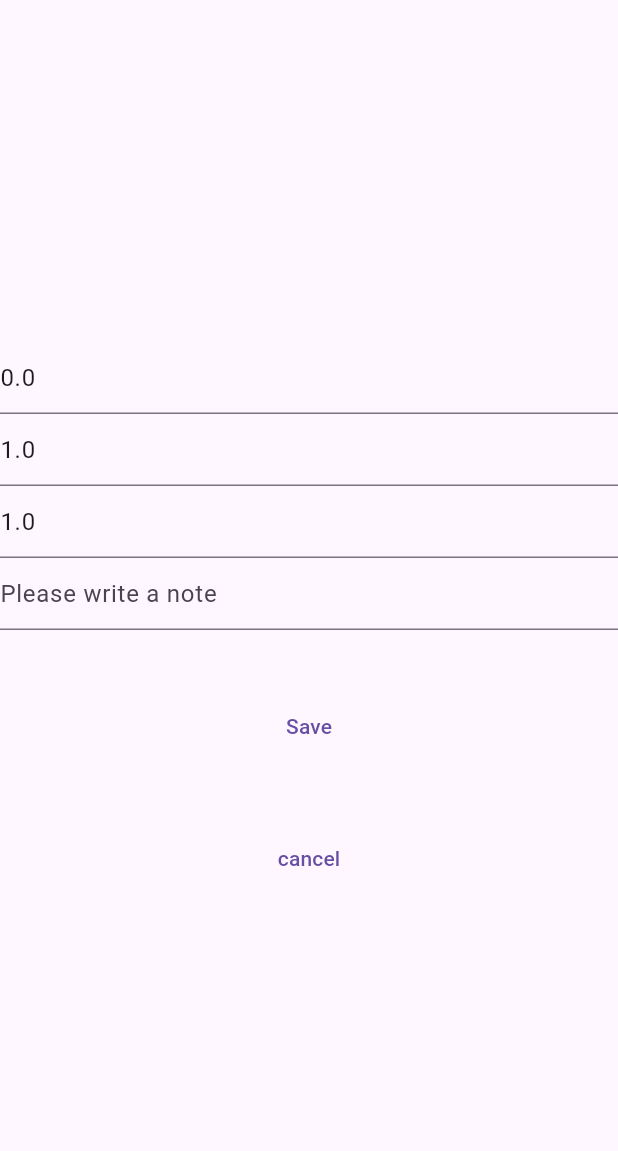
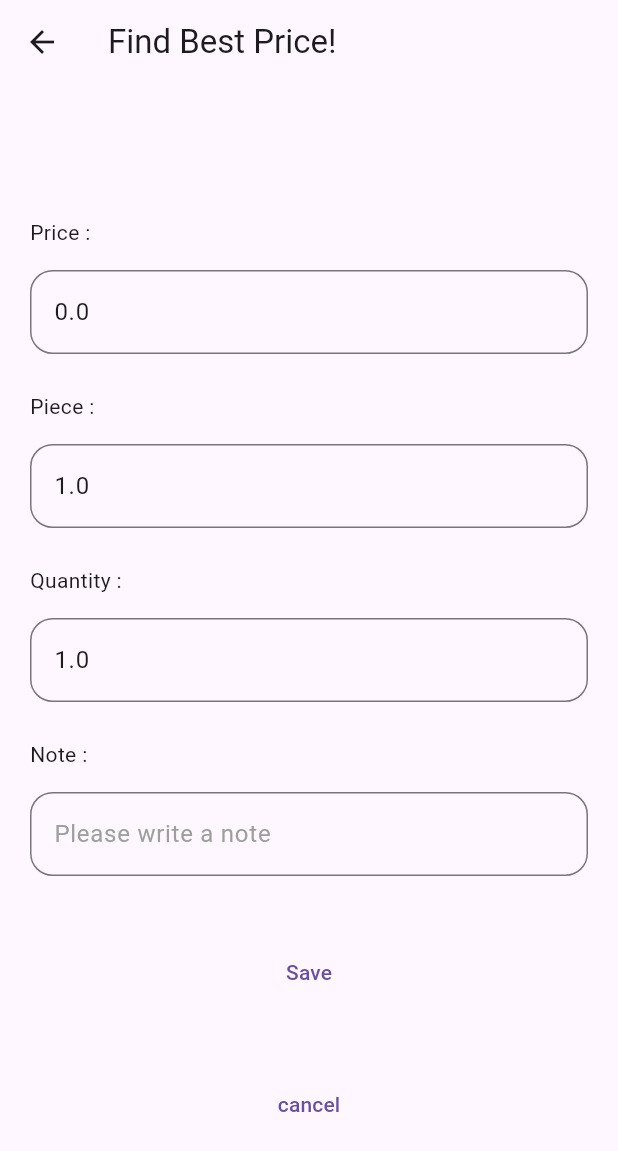
Before and after one commit to tichacode/flutter_best_price_app, a Flutter app: the screen it shows after launch, after a tap on "Add", on a phone screen of 412 x 824 dp. Shown: the top 1151 px of the screen. Run offline on Flutter 3.47's test engine with Material 3 defaults, Android fonts, the phone set to English and light mode, and no system bars; our stand-ins replace sqflite, sqflite_common_ffi_web; accounts and stored records are empty.

Commit message:
decore - add header in result and input page - add divider for each item

```diff
--- /dev/null
+++ b/lib/extention.dart
@@ -0,0 +1,256 @@
+// https://medium.com/@valerii.novykov/how-to-create-custom-dashed-and-dotted-dividers-in-flutter-a3cbe637fb86
+
+import 'package:flutter/material.dart';
+
+class DividerThemeProvider {
+  final DividerThemeData _dividerTheme;
+  final ThemeData _theme;
+  final DividerThemeData _defaults;
+
+  double? _width;
+  double? _height;
+  double? _thickness;
+  double? _indent;
+  double? _endIndent;
+  Color? _color;
+
+  DividerThemeProvider._(BuildContext context)
+      : _dividerTheme = DividerTheme.of(context),
+        _theme = Theme.of(context),
+        _defaults = Theme.of(context).useMaterial3
+            ? _DividerDefaultsM3(context)
+            : _DividerDefaultsM2(context);
+
+  static DividerThemeProvider of(BuildContext context) {
+    return DividerThemeProvider._(context);
+  }
+
+  DividerThemeProvider withDefaults({
+    double? width,
+    double? height,
+    double? thickness,
+    double? indent,
+    double? endIndent,
+    Color? color,
+  }) {
+    _width = width ?? _width;
+    _height = height ?? _height;
+    _thickness = thickness ?? _thickness;
+    _indent = indent ?? _indent;
+    _endIndent = endIndent ?? _endIndent;
+    _color = color ?? _color;
+
+    return this;
+  }
+
+  double get width => _width ?? _dividerTheme.space ?? _defaults.space!;
+
+  double get height => _height ?? _dividerTheme.space ?? _defaults.space!;
+
+  double get thickness =>
+      _thickness ?? _dividerTheme.thickness ?? _defaults.thickness!;
+
+  double get indent => _indent ?? _dividerTheme.indent ?? _defaults.indent!;
+
+  double get endIndent =>
+      _endIndent ?? _dividerTheme.endIndent ?? _defaults.endIndent!;
+
+  Color get color =>
+      _color ?? _dividerTheme.color ?? _defaults.color ?? _theme.dividerColor;
+}
+
+class _DividerDefaultsM3 extends DividerThemeData {
+  const _DividerDefaultsM3(this.context)
+      : super(
+          space: 16,
+          thickness: 1.0,
+          indent: 0,
+          endIndent: 0,
+        );
+
+  final BuildContext context;
+
+  @override
+  Color? get color => Theme.of(context).colorScheme.outlineVariant;
+}
+
+class _DividerDefaultsM2 extends DividerThemeData {
+  const _DividerDefaultsM2(this.context)
+      : super(
+          space: 16,
+          thickness: 0,
+          indent: 0,
+          endIndent: 0,
+        );
+
+  final BuildContext context;
+
+  @override
+  Color? get color => Theme.of(context).dividerColor;
+}
+
+class DashedLinePainter extends CustomPainter {
+  final Color color;
+  final double thickness;
+  final double dashLength;
+  final double dashSpace;
+  final bool isVertical;
+  final double mainAxisOffset;
+
+  DashedLinePainter({
+    required this.color,
+    required this.thickness,
+    required this.dashLength,
+    required this.dashSpace,
+    this.isVertical = false,
+    this.mainAxisOffset = 0.0,
+  });
+
+  @override
+  void paint(Canvas canvas, Size size) {
+    final paint = Paint()
+      ..color = color
+      ..strokeWidth = thickness <= 0 ? 1 : thickness;
+
+    final mainAxisSize = _getMainAxisSize(size);
+    final crossAxisPosition = _getCrossAxisPosition(size);
+
+    canvas.clipRect(Rect.fromLTWH(0, 0, size.width, size.height));
+
+    double currentPosition = mainAxisOffset;
+
+    while (currentPosition < mainAxisSize) {
+      double nextDashEnd = currentPosition + dashLength;
+
+      if (nextDashEnd > mainAxisSize) {
+        nextDashEnd = mainAxisSize;
+      }
+
+      final start = _calculateStartOffset(crossAxisPosition, currentPosition);
+      final end = _calculateEndOffset(crossAxisPosition, nextDashEnd);
+
+      canvas.drawLine(start, end, paint);
+
+      currentPosition += dashLength + dashSpace;
+    }
+  }
+
+  double _getMainAxisSize(Size size) {
+    return isVertical ? size.height : size.width;
+  }
+
+  double _getCrossAxisPosition(Size size) {
+    return isVertical ? size.width / 2 : size.height / 2;
+  }
+
+  Offset _calculateStartOffset(
+      double crossAxisPosition, double currentPosition) {
+    return isVertical
+        ? Offset(crossAxisPosition, currentPosition)
+        : Offset(currentPosition, crossAxisPosition);
+  }
+
+  Offset _calculateEndOffset(double crossAxisPosition, double nextDashEnd) {
+    return isVertical
+        ? Offset(crossAxisPosition, nextDashEnd)
+        : Offset(nextDashEnd, crossAxisPosition);
+  }
+
+  @override
+  bool shouldRepaint(CustomPainter oldDelegate) => false;
+}
+
+class DashedDivider extends StatelessWidget {
+  /// The divider's height extent.
+  ///
+  /// The divider itself is always drawn as a horizontal line that is centered
+  /// within the height specified by this value.
+  ///
+  /// If this is null, then the [DividerThemeData.space] is used. If that is
+  /// also null, then this defaults to 16.0.
+  final double? height;
+
+  /// The thickness of the line drawn within the divider.
+  ///
+  /// A divider with a [thickness] of 0.0 is always drawn as a line with a
+  /// height of exactly one device pixel.
+  ///
+  /// If this is null, then the [DividerThemeData.thickness] is used. If
+  /// that is also null, then this defaults to 0.0.
+  final double? thickness;
+
+  /// The amount of empty space to the leading edge of the divider.
+  ///
+  /// If this is null, then the [DividerThemeData.indent] is used. If that is
+  /// also null, then this defaults to 0.0.
+  final double? indent;
+
+  /// The amount of empty space to the trailing edge of the divider.
+  ///
+  /// If this is null, then the [DividerThemeData.endIndent] is used. If that is
+  /// also null, then this defaults to 0.0.
+  final double? endIndent;
+
+  /// The color to use when painting the line.
+  ///
+  /// If this is null, then the [DividerThemeData.color] is used. If that is
+  /// also null, then [ThemeData.dividerColor] is used.
+  final Color? color;
+
+  /// The length of each dash in the dashed line.
+  final double dashLength;
+
+  /// The space between each dash in the dashed line.
+  final double dashSpace;
+
+  /// The offset along the main axis for the starting position of the dashes.
+  ///
+  /// This value determines how far from the start the first dash will be drawn,
+  /// allowing for fine-tuning the positioning of the dashed line. A positive value
+  /// shifts the dashes forward, while a negative value moves them backward along
+  /// the main axis.
+  ///
+  /// The default value is 0.0, meaning the dashes start at the beginning of the line.
+  final double mainAxisOffset;
+
+  const DashedDivider({
+    super.key,
+    this.height,
+    this.thickness,
+    this.color,
+    this.indent,
+    this.endIndent,
+    this.dashLength = 5,
+    this.dashSpace = 5,
+    this.mainAxisOffset = 0.0,
+  })  : assert(height == null || height >= 0.0),
+        assert(thickness == null || thickness >= 0.0),
+        assert(indent == null || indent >= 0.0),
+        assert(endIndent == null || endIndent >= 0.0);
+
+  @override
+  Widget build(BuildContext context) {
+    final theme = DividerThemeProvider.of(context).withDefaults(
+      height: height,
+      thickness: thickness,
+      indent: indent,
+      endIndent: endIndent,
+      color: color,
+    );
+
+    return Container(
+      margin: EdgeInsets.only(left: theme.indent, right: theme.endIndent),
+      height: theme.height,
+      width: double.infinity,
+      child: CustomPaint(
+        painter: DashedLinePainter(
+          color: theme.color,
+          thickness: theme.thickness,
+          dashLength: dashLength,
+          dashSpace: dashSpace,
+          mainAxisOffset: mainAxisOffset,
+        ),
+      ),
+    );
+  }
+}
--- a/lib/screen_main.dart
+++ b/lib/screen_main.dart
@@ -1,5 +1,6 @@
 import 'screen_result.dart';
 import 'database_helper.dart';
+import 'extention.dart';
 import 'package:flutter/material.dart';
 // import 'package:flutter/services.dart';
 
@@ -89,6 +90,7 @@ class MainScreenState extends State<MainScreen> {
     // header
     elementList.add(
       Row(
+
         children: <Widget>[
           // header: price
           Expanded(
@@ -156,6 +158,20 @@ class MainScreenState extends State<MainScreen> {
           )
         ]
       )
+    );
+
+    elementList.add(
+      // const Divider(
+      //   thickness: 0.5,
+      //   color: Colors.grey,
+      // )
+      const DashedDivider(
+        color: Colors.grey,
+        thickness: 0.5,
+        dashLength: 7,
+        dashSpace: 4,
+        height: 10,
+      ),
     );
 
     // list items
@@ -308,6 +324,15 @@ class _ItemList extends StatelessWidget {
       )
     );
 
+    dataRowList.add(
+      // Row(
+        const Divider(
+          thickness: 0.5,
+          color: Colors.grey,
+        )
+      // )
+    );
+
     return
       SizedBox(
         width: double.maxFinite,
@@ -346,19 +371,34 @@ class _InputPriceState extends State<_InputPrice> {
     TextEditingController noteController = TextEditingController(text: widget.note ?? '');
 
     return Scaffold(
-      body: //Container()
-         Form(
+      appBar: AppBar(title: const Text('Find Best Price!')),
+      body: Form(
         key: _formKey,
+        child:
+        Padding(
+          padding: EdgeInsets.all(20.0),
+          child: SizedBox(
+            width: double.maxFinite,
             child: Column(
               mainAxisAlignment: .center,
               children: <Widget>[
-
                 // Price
+                Container(
+                  margin: const EdgeInsets.only(top:25, bottom: 15),
+                  child: Row(
+                    children: <Widget>[Expanded(child: Text("Price : "))]),
+                ),
                 TextFormField(
                   controller: priceController,
                   keyboardType: TextInputType.number,
-              decoration: const InputDecoration(
+                  decoration: InputDecoration(
                     hintText: 'Please write a name',
+                    hintStyle: TextStyle(
+                      color: Colors.grey,
+                    ),
+                    border: OutlineInputBorder(
+                      borderRadius: BorderRadius.circular(15),
+                    ),
                   ),
                   validator: (value) {
                       if (value == null || value.isEmpty) {
@@ -371,11 +411,22 @@ class _InputPriceState extends State<_InputPrice> {
                 ),
 
                 // Piece
+                Container(
+                  margin: const EdgeInsets.only(top:25, bottom: 15),
+                  child: Row(
+                    children: <Widget>[Expanded(child: Text("Piece : "))]),
+                ),
                 TextFormField(
                   controller: pieceController,
                   keyboardType: TextInputType.number,
-              decoration: const InputDecoration(
+                  decoration: InputDecoration(
                     hintText: 'Please write a piece',
+                    hintStyle: TextStyle(
+                      color: Colors.grey,
+                    ),
+                    border: OutlineInputBorder(
+                      borderRadius: BorderRadius.circular(15),
+                    ),
                   ),
                   // inputFormatters: <TextInputFormatter>[
                   //       FilteringTextInputFormatter.digitsOnly
@@ -391,11 +442,22 @@ class _InputPriceState extends State<_InputPrice> {
                 ),
 
                 // Quantity
+                Container(
+                  margin: const EdgeInsets.only(top:25, bottom: 15),
+                  child: Row(
+                    children: <Widget>[Expanded(child: Text("Quantity : "))]),
+                ),
                 TextFormField(
                   controller: quantityController,
                   keyboardType: TextInputType.number,
-              decoration: const InputDecoration(
+                  decoration: InputDecoration(
                     hintText: 'Please write a quantity',
+                    hintStyle: TextStyle(
+                      color: Colors.grey,
+                    ),
+                    border: OutlineInputBorder(
+                      borderRadius: BorderRadius.circular(15),
+                    ),
                   ),
                   // inputFormatters: <TextInputFormatter>[
                   //       FilteringTextInputFormatter.digitsOnly
@@ -411,14 +473,26 @@ class _InputPriceState extends State<_InputPrice> {
                 ),
 
                 // Note
+                Container(
+                  margin: const EdgeInsets.only(top:25, bottom: 15),
+                  child: Row(
+                    children: <Widget>[Expanded(child: Text("Note : "))]),
+                ),
                 TextFormField(
                   controller: noteController,
-              decoration: const InputDecoration(
+                  decoration: InputDecoration(
                     hintText: 'Please write a note',
+                    hintStyle: TextStyle(
+                      color: Colors.grey,
+                    ),
+                    border: OutlineInputBorder(
+                      borderRadius: BorderRadius.circular(15),
+                    ),
                   ),
                 ),
 
-            const SizedBox(height: 40.0),
+                SizedBox(height: 40.0),
+
                 TextButton(
                   onPressed: () async {
                     if (_formKey.currentState!.validate()) {
@@ -449,6 +523,8 @@ class _InputPriceState extends State<_InputPrice> {
               ],
             )
           )
+        )
+      )
     );
   }
 }
```
Also changed, not shown: lib/screen_result.dart (+121 -17 lines). Lines whose indentation alone changed are shown as unchanged.
